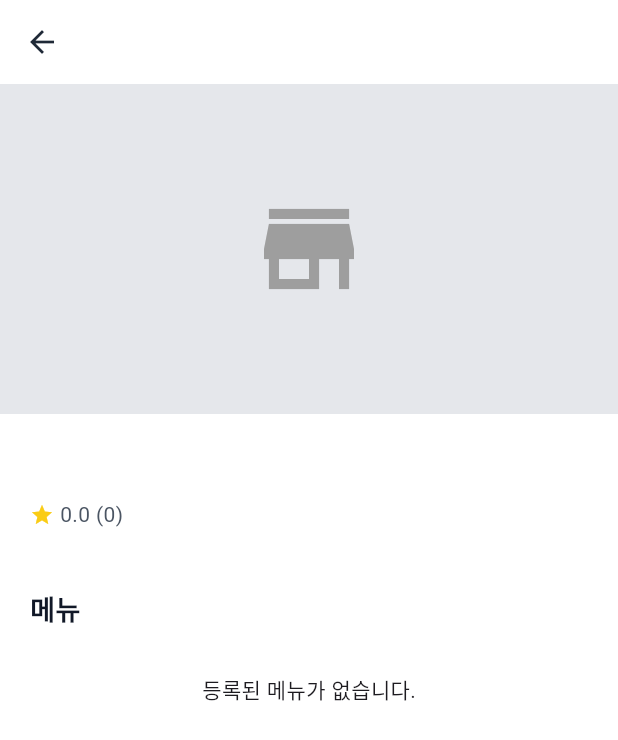
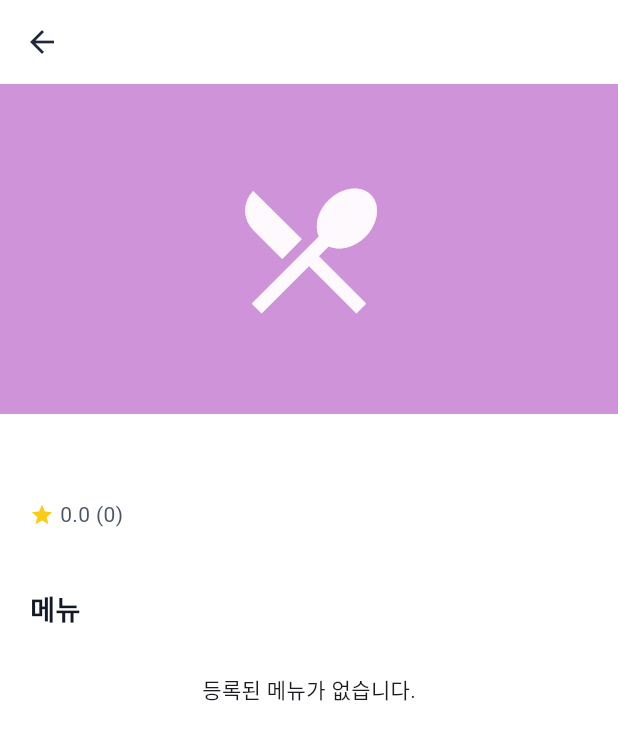
Before and after one commit to DKU-Bear-s-Kitchen/bears_kitchen, a Flutter app: the MenuScreen screen opened directly with empty values, on a phone screen of 412 x 824 dp. Shown: the top 740 px of the screen. Run offline on Flutter 3.47's test engine with Material 3 defaults, Android fonts, the phone set to English and light mode, and no system bars; our stand-ins replace cloud_firestore, firebase_ai, firebase_auth, firebase_core; accounts and stored records are empty; network calls fail.

Commit message:
메뉴 및 식당 사진 추가

```diff
--- a/lib/screens/home_screen.dart
+++ b/lib/screens/home_screen.dart
@@ -3,13 +3,15 @@ import 'package:provider/provider.dart';
 import 'package:dku_bears_kitchen/controllers/home_controller.dart';
 import 'package:dku_bears_kitchen/screens/menu_screen.dart';
 import 'package:dku_bears_kitchen/screens/review_screen.dart';
-// ✅ 새로 만든 AI 추천 화면 import
+// ✅ 화면 연결
 import 'package:dku_bears_kitchen/screens/ai_recommend_screen.dart';
 import 'package:dku_bears_kitchen/screens/my_page_screen.dart';
+import 'package:dku_bears_kitchen/widgets/menu_image.dart';
+
 class HomeScreen extends StatelessWidget {
   const HomeScreen({super.key});
 
-  // 탭(전체, 새 메뉴, 인기 메뉴) 버튼 위젯
+  // 탭 버튼 위젯
   Widget _buildChip(String label, bool isSelected, VoidCallback onSelected) {
     return ChoiceChip(
       label: Text(label),
@@ -38,9 +40,6 @@ class HomeScreen extends StatelessWidget {
 
     return Scaffold(
       backgroundColor: const Color(0xFFF9FAFB),
-
-      // ✅ AppBar 조건부 표시: '메뉴(홈)' 탭(인덱스 1)일 때만 검색창이 있는 AppBar를 보여줍니다.
-      // AI 추천 탭이나 내 정보 탭에서는 각 화면의 디자인을 따릅니다.
       appBar: controller.bottomNavIndex == 1
           ? AppBar(
               title: Row(
@@ -56,7 +55,6 @@ class HomeScreen extends StatelessWidget {
               backgroundColor: const Color(0xFFFFFFFF),
               foregroundColor: const Color(0xFF1F2937),
               elevation: 0,
-              // 검색창
               bottom: PreferredSize(
                 preferredSize: const Size.fromHeight(60),
                 child: Padding(
@@ -82,11 +80,8 @@ class HomeScreen extends StatelessWidget {
                 ),
               ),
             )
-          : null, // 1번 탭이 아니면 AppBar 숨김 (null)
-
-      // ✅ [핵심] 하단 탭 번호에 따라 보여줄 화면(Body)을 결정하는 함수 호출
+          : null,
       body: _buildBody(context, controller),
-
       bottomNavigationBar: BottomNavigationBar(
         backgroundColor: const Color(0xFFFFFFFF),
         elevation: 4,
@@ -117,15 +112,10 @@ class HomeScreen extends StatelessWidget {
     );
   }
 
-  /// ✅ 탭 인덱스에 따라 다른 화면을 리턴하는 함수
   Widget _buildBody(BuildContext context, HomeController controller) {
-
     switch (controller.bottomNavIndex) {
-      case 0: // 💡 1번 탭: AI 추천 화면
-        return const AiRecommendScreen();
-
-      case 1: // 🏠 2번 탭: 메뉴 목록 (기존 홈 화면 로직)
-        // 리스트 데이터 가져오기
+      case 0: return const AiRecommendScreen();
+      case 1:
         List<Map<String, dynamic>> displayedList = controller.displayedList;
         bool isShowingStores = controller.isShowingStores;
 
@@ -135,7 +125,6 @@ class HomeScreen extends StatelessWidget {
 
         return Column(
           children: [
-            // 상단 필터 칩
             Padding(
               padding: const EdgeInsets.symmetric(vertical: 10.0, horizontal: 16.0),
               child: Row(
@@ -149,8 +138,6 @@ class HomeScreen extends StatelessWidget {
                 ],
               ),
             ),
-
-            // 리스트 뷰
             Expanded(
               child: displayedList.isEmpty
                   ? const Center(child: Text("검색 결과가 없습니다."))
@@ -161,7 +148,6 @@ class HomeScreen extends StatelessWidget {
                         return GestureDetector(
                           onTap: () {
                             if (isShowingStores) {
-                              // 식당 클릭 -> 메뉴 목록 화면
                               Navigator.push(
                                 context,
                                 MaterialPageRoute(
@@ -172,7 +158,6 @@ class HomeScreen extends StatelessWidget {
                                 ),
                               );
                             } else {
-                              // 메뉴 클릭 -> 리뷰 화면
                               Navigator.push(
                                 context,
                                 MaterialPageRoute(
@@ -198,14 +183,17 @@ class HomeScreen extends StatelessWidget {
                             child: Column(
                               crossAxisAlignment: CrossAxisAlignment.start,
                               children: [
-                                Container(
+                                // 🔥 [핵심 변경] 이미지(Image.network) 대신 파스텔톤 아이콘(MenuImage) 사용
+                                SizedBox(
                                   height: 180,
                                   width: double.infinity,
-                                  color: const Color(0xFFF3F4F6),
-                                  child: const Center(
-                                    child: Icon(Icons.image, size: 50, color: Colors.grey),
+                                  child: MenuImage(
+                                    menuName: item['name'].toString(), // 이름만 넣으면 알아서 디자인됨
+                                    size: 180,
+                                    borderRadius: 0, // 카드 상단이니까 둥근 모서리 없음
                                   ),
                                 ),
+
                                 Container(
                                   width: double.infinity,
                                   decoration: const BoxDecoration(
@@ -250,11 +238,8 @@ class HomeScreen extends StatelessWidget {
           ],
         );
 
-      case 2: // 👤 3번 탭: 내 정보 (준비 중)
-        return const MyPageScreen();
-
-      default:
-        return const Center(child: Text("Error"));
+      case 2: return const MyPageScreen();
+      default: return const Center(child: Text("Error"));
     }
   }
 }
--- a/lib/screens/menu_screen.dart
+++ b/lib/screens/menu_screen.dart
@@ -1,6 +1,9 @@
 import 'package:flutter/material.dart';
 import 'package:cloud_firestore/cloud_firestore.dart';
 import 'package:dku_bears_kitchen/screens/review_screen.dart';
+
+
+import 'package:dku_bears_kitchen/widgets/menu_image.dart';
 
 class MenuScreen extends StatelessWidget {
   final String storeId;
@@ -20,9 +23,6 @@ class MenuScreen extends StatelessWidget {
         backgroundColor: const Color(0xFFFFFFFF),
         foregroundColor: const Color(0xFF1F2937),
         elevation: 0,
-        iconTheme: const IconThemeData(
-          color: Color(0xFF1F2937),
-        ),
         title: Text(
           storeName,
           style: const TextStyle(
@@ -36,31 +36,29 @@ class MenuScreen extends StatelessWidget {
         child: Column(
           crossAxisAlignment: CrossAxisAlignment.start,
           children: [
-            // 1. 식당 이미지 영역 (임시 회색 박스)
-            Container(
+            // 1. 🎨 식당 대표 이미지 (파스텔톤 배너)
+            SizedBox(
               height: 220,
               width: double.infinity,
-              color: const Color(0xFFE5E7EB),
-              child: const Center(
-                child: Icon(Icons.store, size: 80, color: Colors.grey),
+              child: MenuImage(
+                menuName: storeName, // 식당 이름에 맞춰 색상/아이콘 결정
+                size: 220,
+                borderRadius: 0, // 상단 배너니까 둥근 모서리 없음
               ),
             ),
 
-            // 2. 🔥 [핵심 변경] 식당 정보 영역 (실시간 별점 연동)
+            // 2. 식당 정보 영역 (실시간 별점 연동)
             StreamBuilder<DocumentSnapshot>(
-              // stores 컬렉션의 해당 식당 문서 구독
               stream: FirebaseFirestore.instance
                   .collection('stores')
                   .doc(storeId)
                   .snapshots(),
               builder: (context, snapshot) {
-                // 기본값 설정 (데이터 로딩 전이나 없을 때)
                 double avgRating = 0.0;
                 int reviewCount = 0;
 
                 if (snapshot.hasData && snapshot.data!.exists) {
                   final data = snapshot.data!.data() as Map<String, dynamic>;
-                  // 데이터베이스에서 값 가져오기 (숫자 변환 안전하게 처리)
                   avgRating = (data['averageRating'] as num?)?.toDouble() ?? 0.0;
                   reviewCount = (data['reviewCount'] as num?)?.toInt() ?? 0;
                 }
@@ -85,7 +83,6 @@ class MenuScreen extends StatelessWidget {
                         children: [
                           const Icon(Icons.star, color: Color(0xFFFACC15), size: 16),
                           const SizedBox(width: 4),
-                          // 🔥 실제 데이터 표시 (소수점 1자리)
                           Text(
                             "${avgRating.toStringAsFixed(1)} ($reviewCount)",
                             style: const TextStyle(
@@ -113,7 +110,7 @@ class MenuScreen extends StatelessWidget {
               ),
             ),
 
-            // 4. 메뉴 리스트 (기존 코드 유지)
+            // 4. 메뉴 리스트
             StreamBuilder<QuerySnapshot>(
               stream: FirebaseFirestore.instance
                   .collection('stores')
@@ -166,16 +163,16 @@ class MenuScreen extends StatelessWidget {
                           margin: const EdgeInsets.only(bottom: 24),
                           child: Row(
                             children: [
-                              Container(
-                                width: 80,
-                                height: 80,
-                                decoration: BoxDecoration(
-                                  color: const Color(0xFFE5E7EB),
-                                  borderRadius: BorderRadius.circular(12),
-                                ),
-                                child: const Icon(Icons.fastfood, color: Colors.grey),
+                              // 📸 메뉴 아이콘 (MenuImage 위젯 사용)
+                              MenuImage(
+                                menuName: name, // 이름에 따라 색상/아이콘 자동 결정
+                                size: 80,
+                                borderRadius: 12,
                               ),
+
                               const SizedBox(width: 16),
+
+                              // 메뉴 정보 텍스트
                               Column(
                                 crossAxisAlignment: CrossAxisAlignment.start,
                                 children: [
--- /dev/null
+++ b/lib/widgets/menu_image.dart
@@ -0,0 +1,118 @@
+import 'package:flutter/material.dart';
+
+class MenuImage extends StatelessWidget {
+  final String menuName;
+  final double size;
+  final double borderRadius;
+
+  const MenuImage({
+    super.key,
+    required this.menuName,
+    this.size = 80,
+    this.borderRadius = 12,
+  });
+
+  @override
+  Widget build(BuildContext context) {
+    return Container(
+      width: size,
+      height: size,
+      decoration: BoxDecoration(
+        color: _getBackgroundColor(menuName),
+        borderRadius: BorderRadius.circular(borderRadius),
+      ),
+      child: Center(
+        child: Icon(
+          _getIcon(menuName),
+          size: size * 0.5,
+          color: Colors.white.withOpacity(0.95),
+        ),
+      ),
+    );
+  }
+
+  // 🎨 메뉴 이름에 맞춰 색상 결정 (학식 메뉴판 맞춤형)
+  Color _getBackgroundColor(String name) {
+    // 1. 빨강/주황 계열 (매운 국물, 떡볶이, 짬뽕)
+    if (name.contains('찌개') || name.contains('육개장') || name.contains('얼큰') ||
+        name.contains('짬뽕') || name.contains('떡볶이') || name.contains('김치') ||
+        name.contains('마라') || name.contains('부대')) {
+      return const Color(0xFFFF8A80); // Red Accent
+    }
+    // 2. 뚝배기/국밥 계열 (진한 국물)
+    else if (name.contains('국밥') || name.contains('곰탕') || name.contains('순대') ||
+             name.contains('된장') || name.contains('해장')) {
+      return const Color(0xFFD7CCC8); // 연한 갈색 (뚝배기 느낌)
+    }
+    // 3. 밥/카레/분식 계열 (노랑/주황)
+    else if (name.contains('밥') || name.contains('죽') || name.contains('카레') ||
+             name.contains('오므라이스') || name.contains('콘치즈') || name.contains('계란') ||
+             name.contains('알밥')) {
+      return const Color(0xFFFFD180); // Orange Accent
+    }
+    // 4. 면 요리 (민트/청록)
+    else if (name.contains('면') || name.contains('국수') || name.contains('우동') ||
+             name.contains('라면') || name.contains('쫄면') || name.contains('짜장') ||
+             name.contains('칼국수')) {
+      return const Color(0xFF80CBC4); // Teal
+    }
+    // 5. 고기/튀김/만두 (갈색)
+    else if (name.contains('고기') || name.contains('돈까스') || name.contains('카츠') ||
+             name.contains('제육') || name.contains('불고기') || name.contains('갈비') ||
+             name.contains('탕수육') || name.contains('만두') || name.contains('튀김') ||
+             name.contains('직화') || name.contains('편육') || name.contains('춘권') || name.contains('빠스')) {
+      return const Color(0xFFA1887F); // Brown
+    }
+    // 6. 음료 (하늘색)
+    else if (name.contains('음료') || name.contains('콜라') || name.contains('사이다')) {
+      return const Color(0xFF90CAF9); // Light Blue
+    }
+
+    // 7. 그 외 (이름에 따라 고정된 랜덤 파스텔톤)
+    final List<Color> palette = [
+      const Color(0xFF90CAF9), // Blue
+      const Color(0xFFCE93D8), // Purple
+      const Color(0xFFFFAB91), // Deep Orange
+      const Color(0xFFB0BEC5), // Blue Grey
+      const Color(0xFFE6EE9C), // Lime
+      const Color(0xFFFFF59D), // Yellow
+      const Color(0xFF80DEEA), // Cyan
+      const Color(0xFFB39DDB), // Deep Purple
+    ];
+    return palette[name.hashCode.abs() % palette.length];
+  }
+
+  // 🍴 메뉴 이름에 맞춰 아이콘 결정
+  IconData _getIcon(String name) {
+    // 국물/뚝배기
+    if (name.contains('찌개') || name.contains('탕') || name.contains('국') ||
+        name.contains('개장') || name.contains('짬뽕')) return Icons.soup_kitchen;
+
+    // 밥류
+    if (name.contains('밥') || name.contains('카레') || name.contains('죽') ||
+        name.contains('오므라이스')) return Icons.rice_bowl;
+
+    // 면류
+    if (name.contains('면') || name.contains('우동') || name.contains('국수') ||
+        name.contains('파스타') || name.contains('라면') || name.contains('짜장')) return Icons.ramen_dining;
+
+    // 분식/사이드
+    if (name.contains('떡볶이')) return Icons.local_dining;
+    if (name.contains('만두') || name.contains('춘권')) return Icons.tapas; // 만두 느낌 아이콘 대체
+    if (name.contains('튀김') || name.contains('빠스')) return Icons.fastfood;
+    if (name.contains('콘치즈')) return Icons.local_pizza; // 치즈 느낌
+
+    // 고기/메인요리
+    if (name.contains('고기') || name.contains('돈까스') || name.contains('카츠') ||
+        name.contains('갈비') || name.contains('제육') || name.contains('불고기') ||
+        name.contains('탕수육') || name.contains('직화') || name.contains('편육') ||
+        name.contains('함박')) return Icons.restaurant;
+
+    // 음료
+    if (name.contains('음료') || name.contains('콜라')) return Icons.local_drink;
+    if (name.contains('카페') || name.contains('커피')) return Icons.local_cafe;
+
+    // 기본값
+    return Icons.restaurant_menu;
+  }
+}
```
